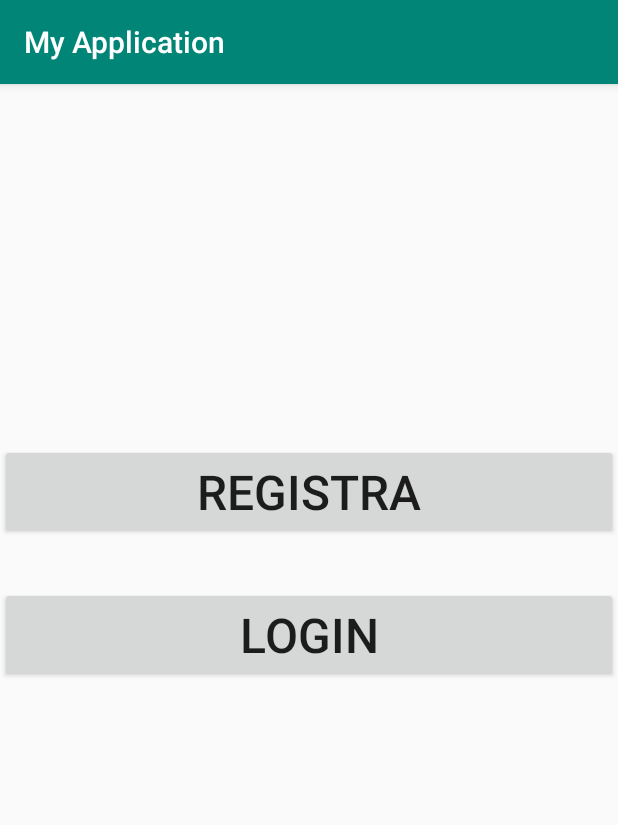
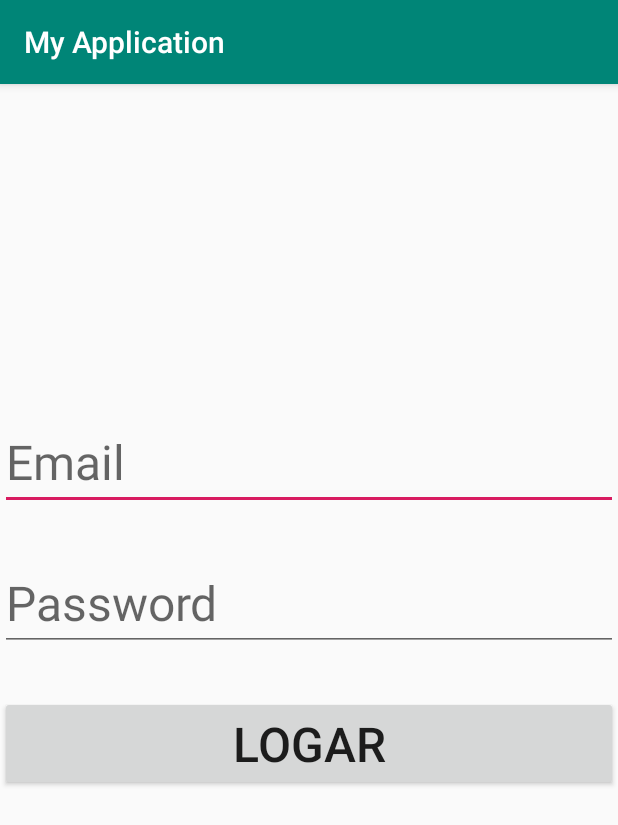
Before and after one commit to MateusSpengler/PI, an Android app: the screen it shows after launch (MainActivity before the commit, Login_Activity after it), on a phone screen of 412 x 824 dp. Shown: the top 825 px of the screen. Run offline under Robolectric (Android 15) with nearby library versions, the phone set to English and light mode, and no system bars.

Commit message:
Sistema de Login com apenas o Login

```diff
--- a/app/src/main/java/com/example/myapplication/MainActivity.java
+++ /dev/null
@@ -1,45 +0,0 @@
-package com.example.myapplication;
-
-import androidx.appcompat.app.AppCompatActivity;
-
-import android.content.Intent;
-import android.os.Bundle;
-import android.view.View;
-import android.widget.Button;
-
-public class MainActivity extends AppCompatActivity {
-
-    @Override
-    protected void onCreate(Bundle savedInstanceState) {
-        super.onCreate(savedInstanceState);
-        setContentView(R.layout.activity_main);
-
-
-        Button btn_registra = (Button) findViewById(R.id.btn_registrar);
-        Button btn_Login = (Button) findViewById(R.id.btn_Login);
-
-        btn_Login.setOnClickListener(new View.OnClickListener() {
-            @Override
-            public void onClick(View view) {
-
-                Intent vai_pro_login = new Intent(MainActivity.this, Login_Activity.class);
-
-                startActivity(vai_pro_login);
-
-            }
-        });
-
-
-                btn_registra.setOnClickListener(new View.OnClickListener() {
-                    @Override
-                    public void onClick(View view) {
-
-                        Intent vai_pro_registrar = new Intent(MainActivity.this, Registrar_Activity.class);
-                        startActivity(vai_pro_registrar);
-
-                    }
-                });
-
-
-    }
-}
```
Also changed, not shown: app/src/main/AndroidManifest.xml (+5 -5 lines), app/src/main/java/com/example/myapplication/Login_Activity.java (+22 -16 lines), app/src/main/java/com/example/myapplication/Registrar_Activity.java (deleted, +0 -74 lines).
